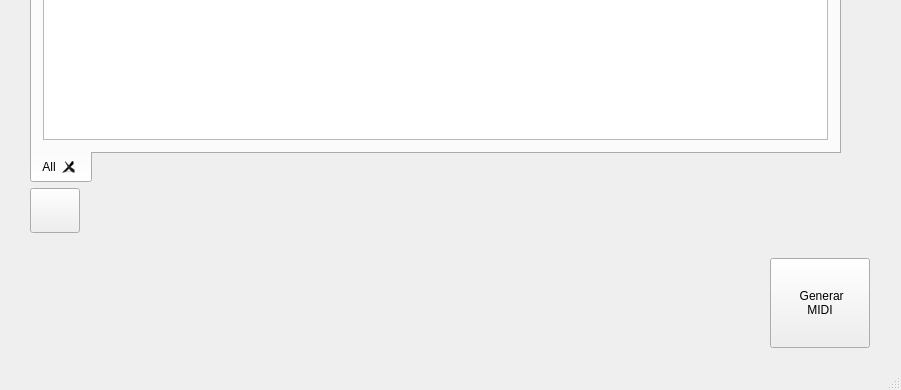
Above: ui/qjmidi.ui from JuanjoMrt/Jmidi before the change; both pictures show x 0 to 901 and y 348 to 738 of the 901 by 738 pixel window. Below: the same form after it.
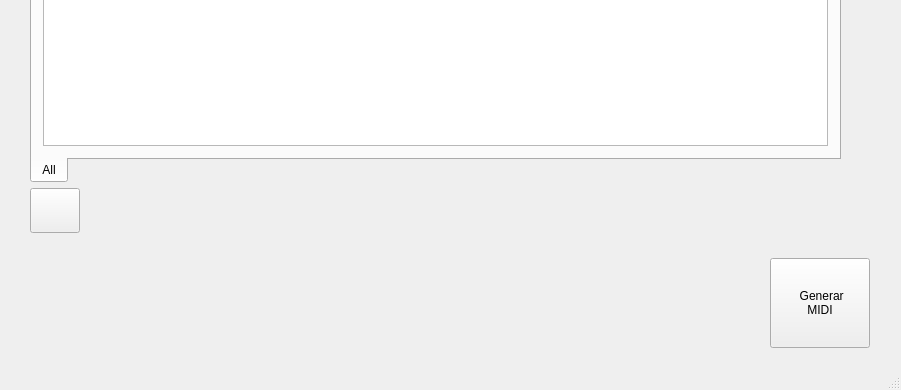
That is the form after the change. Icons and pictures are not drawn.

The edit to the form file:
```diff
--- a/ui/qjmidi.ui
+++ b/ui/qjmidi.ui
@@ -55,9 +55,18 @@
     <property name="elideMode">
      <enum>Qt::ElideNone</enum>
     </property>
-    <property name="tabsClosable">
+    <property name="usesScrollButtons">
      <bool>true</bool>
     </property>
+    <property name="documentMode">
+     <bool>false</bool>
+    </property>
+    <property name="tabsClosable">
+     <bool>false</bool>
+    </property>
+    <property name="movable">
+     <bool>false</bool>
+    </property>
     <property name="tabBarAutoHide">
      <bool>false</bool>
     </property>
```
